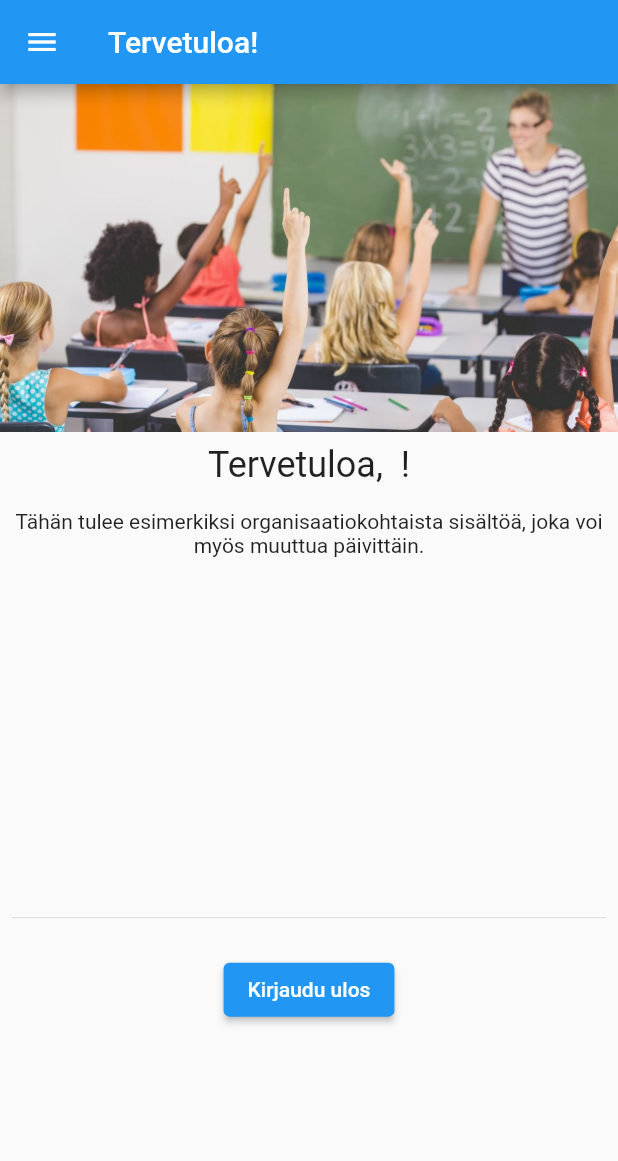
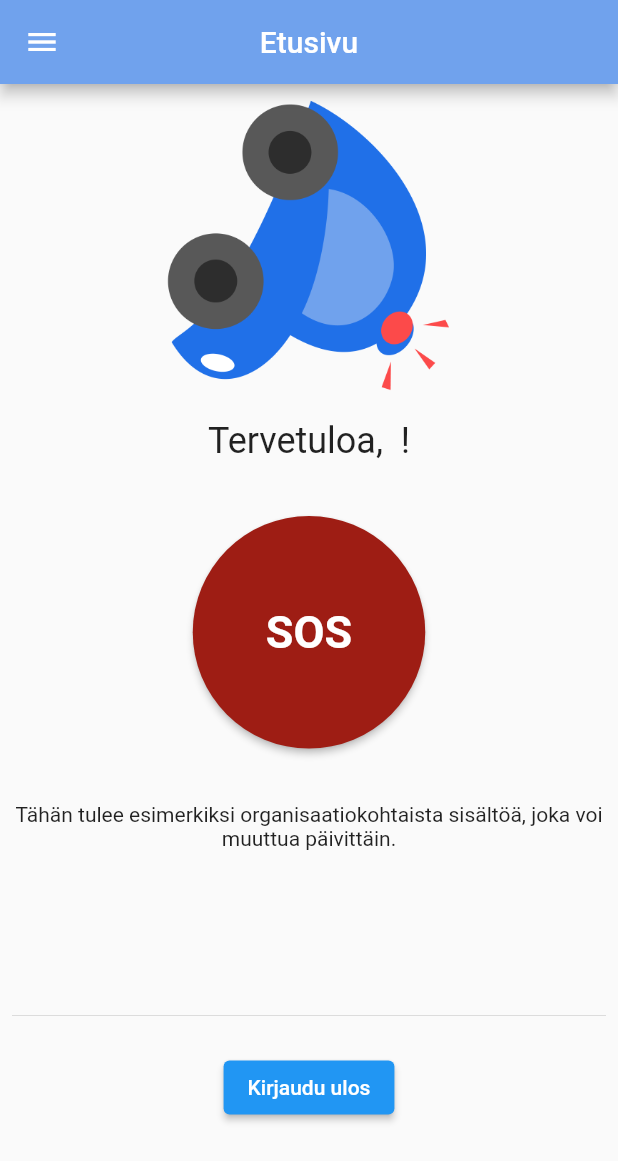
Before and after one commit to Spacha/PoliisiautoApp, a Flutter app: the HomeScreen screen opened directly, on a phone screen of 412 x 824 dp. Shown: the top 1161 px of the screen. Run offline on Flutter 3.47's test engine with Material 2 defaults, Android fonts, the phone set to English and light mode, and no system bars; our stand-ins replace flutter_secure_storage; missing offline and left inert: path_to_regexp; accounts and stored records are empty.

Commit message:
Add SOS screens

```diff
--- a/lib/src/app.dart
+++ b/lib/src/app.dart
@@ -27,6 +27,8 @@ class _PoliisiautoAppState extends State<PoliisiautoApp> {
         '/signin',
         '/forgot_password',
         '/home',
+        '/sos_confirmation',
+        '/sending_sos',
         '/reports',
         '/reports/new',
         '/reports/assigned-to-me',
--- a/lib/src/screens/home.dart
+++ b/lib/src/screens/home.dart
@@ -3,6 +3,7 @@
 import 'package:flutter/material.dart';
 import '../auth.dart';
 import '../widgets/drawer.dart';
+import '../routing.dart';
 
 class HomeScreen extends StatefulWidget {
   const HomeScreen({super.key});
@@ -14,7 +15,11 @@ class HomeScreen extends StatefulWidget {
 class _HomeScreenState extends State<HomeScreen> {
   @override
   Widget build(BuildContext context) => Scaffold(
-        appBar: AppBar(title: const Text('Tervetuloa!')),
+    appBar: AppBar(
+      title: const Text('Etusivu'),
+      centerTitle : true,
+      backgroundColor: const Color.fromARGB(255, 112, 162, 237),
+      ),
     drawer: const PoliisiautoDrawer(),
     body: SafeArea(
       child: SingleChildScrollView(
@@ -22,11 +27,6 @@ class _HomeScreenState extends State<HomeScreen> {
           alignment: Alignment.topCenter,
           child: ConstrainedBox(
             constraints: const BoxConstraints(minWidth: double.infinity),
-                /*child: const Card(
-                child: Padding(
-                    padding: EdgeInsets.symmetric(vertical: 18, horizontal: 12),
-                    child: HomeContent()),
-              ),*/
             child: const HomeContent(),
           ),
         ),
@@ -43,18 +43,41 @@ class HomeContent extends StatelessWidget {
   @override
   Widget build(BuildContext context) => Column(
     children: [
-          Image.asset('assets/images/stock-image-classroom.jpg',
-              fit: BoxFit.contain),
       ...[
+        Image.asset('assets/logo-2x.png',
+          height: 200,
+          width: 200,
+        ),
+
         Text(
           'Tervetuloa, ${getAuth(context).user!.name}!',
           style: Theme.of(context).textTheme.headlineSmall,
         ),
+        // TODO: SOS button only for children --> separate screen(?)
+        // Below is also a working option for a floating SOS button, that will
+        // be located in the bottom right corner.
+        Padding(
+          padding: const EdgeInsets.only(top: 20, bottom: 20),
+          child: ElevatedButton(
+            onPressed: () {RouteStateScope.of(context).go('/sos_confirmation');},
+            style: ElevatedButton.styleFrom(
+              shape: const CircleBorder(),
+              padding: const EdgeInsets.all(60),
+              backgroundColor: const Color.fromARGB(255, 158, 29, 20),
+              textStyle: const TextStyle(
+                fontSize: 30,
+                fontWeight: FontWeight.bold
+              ),
+            ),
+            child: const Text('SOS'),
+          ),
+        ),
         const Text(
-              'Tähän tulee esimerkiksi organisaatiokohtaista sisältöä, joka voi myös muuttua päivittäin.',
+          'Tähän tulee esimerkiksi organisaatiokohtaista sisältöä, joka voi '
+          'muuttua päivittäin.',
           textAlign: TextAlign.center,
         ),
-            const SizedBox(height: 200),
+        const SizedBox(height: 70),
         const Divider(),
         ElevatedButton(
           onPressed: () {
@@ -62,6 +85,25 @@ class HomeContent extends StatelessWidget {
           },
           child: const Text('Kirjaudu ulos'),
         ),
+        // Make a floating SOS button on the right bottom corner:
+        /*Padding(padding: const EdgeInsets.only(top: 50),
+          child: Align(
+          alignment: const Alignment(0.75, 1.0),
+          child: FloatingActionButton(
+            onPressed: () {RouteStateScope.of(context).go('/sos_confirmation');},
+            backgroundColor: const Color.fromARGB(255, 158, 29, 20),
+            heroTag: null,
+            shape: RoundedRectangleBorder(
+              borderRadius: BorderRadius.circular(30.0),
+            ),
+            tooltip: 'Lähetä SOS ilmoitus lähellä oleville aikuisille.',
+            enableFeedback: true,
+            autofocus: true,
+            focusNode: FocusNode(),
+            child: const Text('SOS'),
+          ),
+        ),
+      ),*/
       ].map((w) => Padding(padding: const EdgeInsets.all(8), child: w)),
       ],
   );
--- a/lib/src/widgets/navigator.dart
+++ b/lib/src/widgets/navigator.dart
@@ -5,11 +5,12 @@ import 'package:poliisiauto/src/screens/forgot_password.dart';
 import '../routing.dart';
 import '../screens/splash.dart';
 import '../screens/sign_in.dart';
-import '../screens/forgot_password.dart';
 import 'fade_transition_page.dart';
 import '../screens/home.dart';
 import '../screens/reports.dart';
 import '../screens/information.dart';
+import '../screens/sos_confirmation.dart';
+import '../screens/sending_sos.dart';
 
 /// Builds the top-level navigator for the app. The pages to display are based
 /// on the `routeState` that was parsed by the TemplateRouteParser.
@@ -84,6 +85,16 @@ class _PoliisiautoNavigatorState extends State<PoliisiautoNavigator> {
               key: ValueKey('information'),
               child: InformationScreen(),
             )
+          else if (pathTemplate.startsWith('/sos_confirmation'))
+            const FadeTransitionPage<void>(
+              key: ValueKey('SOS confirmation'),
+              child: SOSConfirmationScreen(),
+            )
+          else if (pathTemplate.startsWith('/sending_sos'))
+            const FadeTransitionPage<void>(
+              key: ValueKey('sending SOS'),
+              child: SendingSOSScreen(),
+            )
           // Avoid building a Navigator with an empty `pages` list when the
           // RouteState is set to an unexpected path, such as /signin.
           //
```
Also changed, not shown: lib/src/screens/sending_sos.dart (added, +93 -0 lines), lib/src/screens/sos_confirmation.dart (added, +70 -0 lines). Lines whose indentation alone changed are shown as unchanged.
